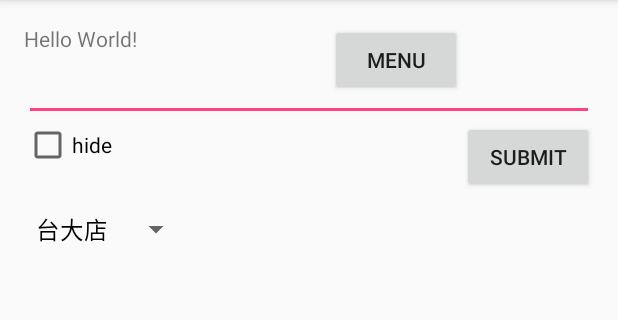
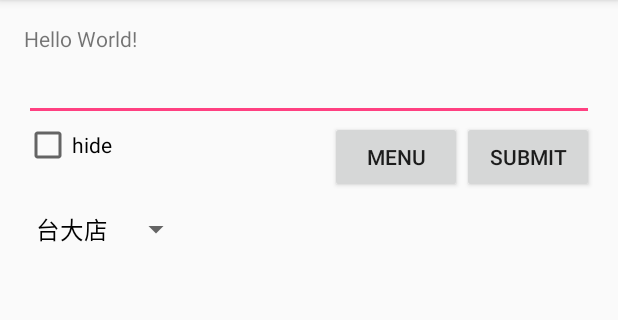
Before and after one commit to risc604/SimpleUI, an Android app: the screen it shows after launch (MainActivity), on a phone screen of 412 x 824 dp, the part 84-404 px from its top. Run offline under Robolectric (Android 15) with nearby library versions, the phone set to English and light mode, and no system bars.

Commit message:
Implement done button. Get data back from Menu Activity

```diff
--- a/app/src/main/res/layout/activity_drink_menu.xml
+++ b/app/src/main/res/layout/activity_drink_menu.xml
@@ -120,7 +120,8 @@
             android:layout_width="0dp"
             android:layout_height="wrap_content"
             android:text="done"
-            android:layout_weight="1"/>
+            android:layout_weight="1"
+            android:onClick="done"/>
 
     </LinearLayout>
 
--- a/app/src/main/res/layout/activity_main.xml
+++ b/app/src/main/res/layout/activity_main.xml
@@ -61,6 +61,7 @@
         android:layout_height="wrap_content"
         android:text="menu"
         android:id="@id/button7"
-        android:layout_toLeftOf="@+id/button"
-        android:onClick="goToMenu"/>
+        android:onClick="goToMenu"
+        android:layout_below="@+id/inputText"
+        android:layout_toStartOf="@+id/button"/>
 </RelativeLayout>
```
Also changed, not shown: app/src/main/java/example/com/simpleui/DrinkMenuActivity.java (+18 -8 lines), app/src/main/java/example/com/simpleui/MainActivity.java (+17 -1 lines).
